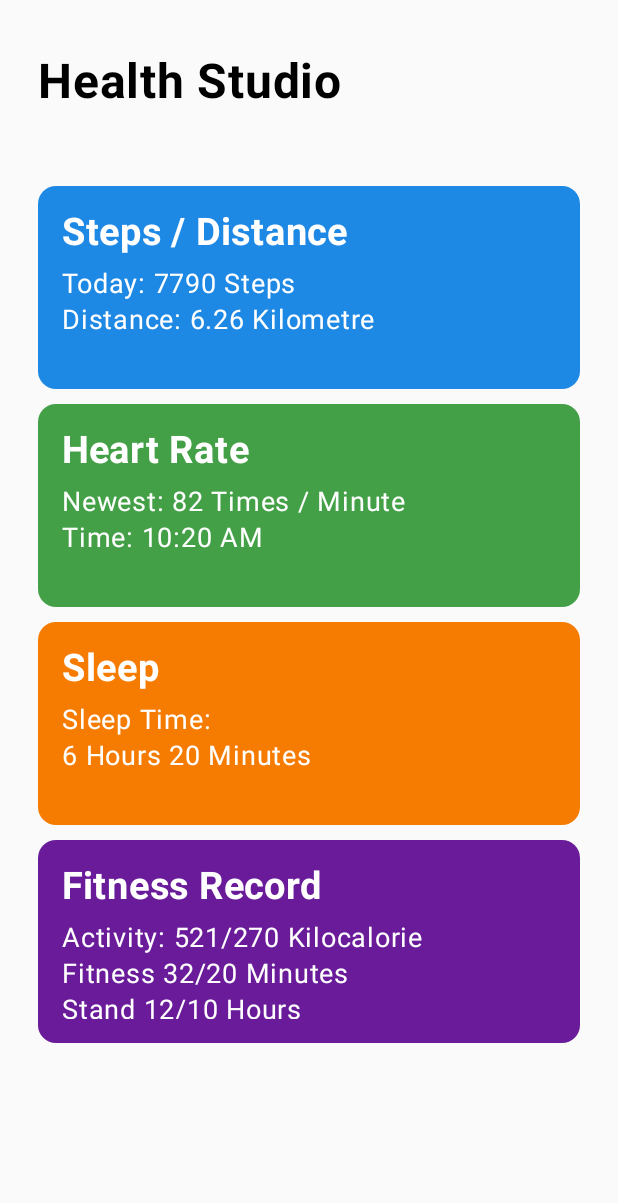
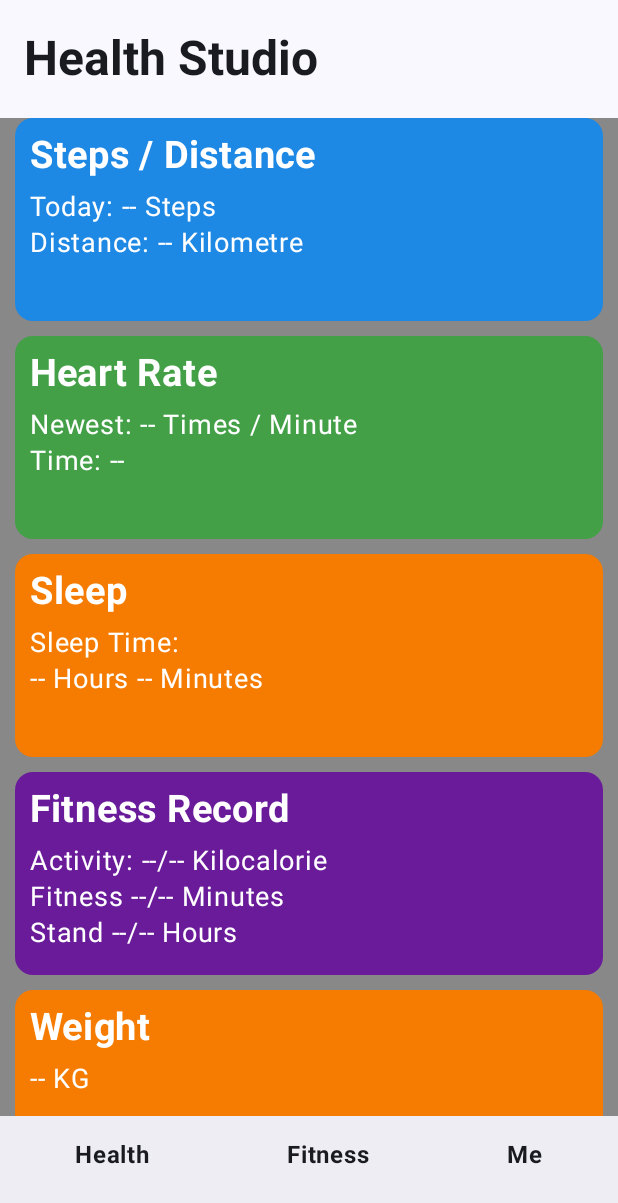
Before and after one commit to JiajunJiang-Oscar/CP3406_HealthStudio_App, an Android app built with Jetpack Compose: the screen it shows after launch (MainActivity), on a phone screen of 412 x 824 dp. Shown: the top 1203 px of the screen. Run offline under Robolectric (Android 15) with nearby library versions, the phone set to English and light mode, and no system bars.

Commit message:
Add top and bottom bars in UI

```diff
--- a/app/src/main/java/com/example/healthstudio/MainActivity.kt
+++ b/app/src/main/java/com/example/healthstudio/MainActivity.kt
@@ -1,12 +1,13 @@
 package com.example.healthstudio
 
-import android.content.Context
 import android.os.Bundle
 import androidx.activity.ComponentActivity
 import androidx.activity.compose.setContent
 import androidx.activity.enableEdgeToEdge
+import androidx.compose.foundation.background
 import androidx.compose.foundation.clickable
 import androidx.compose.foundation.layout.Arrangement
+import androidx.compose.foundation.layout.Box
 import androidx.compose.foundation.layout.Column
 import androidx.compose.foundation.layout.Row
 import androidx.compose.foundation.layout.Spacer
@@ -16,22 +17,22 @@ import androidx.compose.foundation.layout.height
 import androidx.compose.foundation.layout.padding
 import androidx.compose.foundation.lazy.LazyColumn
 import androidx.compose.foundation.lazy.items
+import androidx.compose.material3.BottomAppBar
 import androidx.compose.material3.Card
 import androidx.compose.material3.CardDefaults
+import androidx.compose.material3.ExperimentalMaterial3Api
+import androidx.compose.material3.Scaffold
 import androidx.compose.material3.Text
+import androidx.compose.material3.TopAppBar
 import androidx.compose.runtime.Composable
-import androidx.compose.runtime.getValue
-import androidx.compose.runtime.mutableStateOf
-import androidx.compose.runtime.remember
-import androidx.compose.runtime.setValue
 import androidx.compose.ui.Alignment
 import androidx.compose.ui.Modifier
 import androidx.compose.ui.graphics.Color
 import androidx.compose.ui.text.font.FontWeight
+import androidx.compose.ui.text.style.TextAlign
 import androidx.compose.ui.tooling.preview.Preview
 import androidx.compose.ui.unit.dp
 import androidx.compose.ui.unit.sp
-import androidx.core.content.ContextCompat
 import com.example.healthstudio.ui.theme.HealthStudioTheme
 
 class MainActivity : ComponentActivity() {
@@ -40,41 +41,55 @@ class MainActivity : ComponentActivity() {
         enableEdgeToEdge()
         setContent {
             HealthStudioTheme {
-                AppScreen(context = this)
+                Greeting()
             }
         }
     }
 }
 
 @Composable
-fun AppScreen(context: Context) {
-    var selectedTab by remember { mutableStateOf("Home") }
-
-    Column(
+fun Greeting() {
+    Scaffold(
+        topBar = { TopAppBarDemo() },
+        bottomBar = { BottomAppBarDemo() },
+        content = { paddingValues ->
+            Box (
                 modifier = Modifier
                     .fillMaxSize()
-            .padding(25.dp)
+                    .background(Color.Gray)
             ) {
+                LazyColumn (
+                    verticalArrangement = Arrangement.spacedBy(10.dp),
+                    modifier = Modifier
+                        .padding(paddingValues)
+                        .padding(horizontal = 10.dp)
+                        .background(Color.Gray.copy(alpha = 0.1f)),
+                    horizontalAlignment = Alignment.CenterHorizontally
+                ) {
+                    items(defaultHealthData()) { card ->
+                        CardBox(title = card.first, content = card.second, color = card.third)
+                    }
+                }
+            }
+        }
+    )
+}
+
+@OptIn(ExperimentalMaterial3Api::class)
+@Composable
+fun TopAppBarDemo() {
+    TopAppBar(
+        title = {
             Text(
-            text = "Health Studio",
+                text ="Health Studio",
                 fontSize = 32.sp,
                 fontWeight = FontWeight.Bold,
                 modifier = Modifier
-                .padding(bottom = 50.dp)
-                .padding(top = 10.dp)
+                    .padding(bottom = 20.dp)
+                    .padding(top = 20.dp)
             )
-        LazyColumn (
-            verticalArrangement = Arrangement.spacedBy(10.dp),
-            modifier = Modifier.fillMaxWidth()
-        ) {
-            items(getHealthData(context)) { card ->
-                CardBox(title = card.first, content = card.second, color = card.third)
         }
-        }
-        Spacer(modifier = Modifier.height(100.dp))
-        MenuButton(selectedTab, onTabSelected = { selectedTab = it })
-
-    }
+    )
 }
 
 @Composable
@@ -88,7 +103,7 @@ fun CardBox(title: String, content: String, color: Color) {
         Column(
             modifier = Modifier
                 .fillMaxSize()
-                .padding(16.dp)
+                .padding(10.dp)
         ) {
             Text(text = title, fontSize = 25.sp, color = Color.White, fontWeight = FontWeight.Bold)
             Spacer(modifier = Modifier.height(8.dp))
@@ -98,64 +113,22 @@ fun CardBox(title: String, content: String, color: Color) {
 }
 
 @Composable
-fun MenuButton(selectedTab: String, onTabSelected: (String) -> Unit) {
+fun BottomAppBarDemo() {
+    BottomAppBar {
         Row(
             modifier = Modifier
                 .fillMaxWidth()
-            .height(60.dp)
-            .padding(8.dp)
-            .clickable { /*TODO*/ },
-        horizontalArrangement = Arrangement.SpaceEvenly,
-        verticalAlignment = Alignment.CenterVertically
+                .height(56.dp),
+            horizontalArrangement = Arrangement.SpaceAround
         ) {
-        listOf("Home", "Fitness", "Settings").forEach { tab ->
-            Text(
-                text = tab,
-                fontSize = 18.sp,
-                fontWeight = if (tab == selectedTab) FontWeight.Bold else FontWeight.Normal,
-                color = if (tab == selectedTab) Color.Blue else Color.Black,
-                modifier = Modifier.clickable { onTabSelected(tab) }
-            )
+            Text("Health", Modifier.clickable { /* TODO: Change Page */ }
+                , fontWeight = FontWeight.Bold)
+            Text("Fitness", Modifier.clickable { /* TODO: Change Page */ }
+                , fontWeight = FontWeight.Bold)
+            Text("Me", Modifier.clickable { /* TODO: Change Page */ }
+                , fontWeight = FontWeight.Bold)
         }
     }
-}
-
-fun getHealthData(context: Context): List<Triple<String, String, Color>> {
-    val steps = 7790
-    val distance = 6.26
-    val heartRate = 82
-    val heartTime = "10:20 AM"
-    val sleepHours = 6
-    val sleepMinutes = 20
-    val activity = 521
-    val activityGoal = 270
-    val fitness = 32
-    val fitnessGoal = 20
-    val stand = 12
-    val standGoal = 10
-
-    return listOf(
-        Triple(
-            context.getString(R.string.steps_title),
-            context.getString(R.string.steps_content, steps, distance),
-            Color(ContextCompat.getColor(context, R.color.steps_color))
-        ),
-        Triple(
-            context.getString(R.string.heart_title),
-            context.getString(R.string.heart_content, heartRate, heartTime),
-            Color(ContextCompat.getColor(context, R.color.heart_color))
-        ),
-        Triple(
-            context.getString(R.string.sleep_title),
-            context.getString(R.string.sleep_content, sleepHours, sleepMinutes),
-            Color(ContextCompat.getColor(context, R.color.sleep_color))
-        ),
-        Triple(
-            context.getString(R.string.fitness_title),
-            context.getString(R.string.fitness_content, activity, activityGoal, fitness, fitnessGoal, stand, standGoal),
-            Color(ContextCompat.getColor(context, R.color.fitness_color))
-        )
-    )
 }
 
 fun defaultHealthData(): List<Triple<String, String, Color>> {
@@ -163,35 +136,16 @@ fun defaultHealthData(): List<Triple<String, String, Color>> {
         Triple("Steps / Distance", "Today: -- Steps\nDistance: -- Kilometre", Color(0xFF1E88E5)),
         Triple("Heart Rate", "Newest: -- Times / Minute\nTime: --", Color(0xFF43A047)),
         Triple("Sleep", "Sleep Time:\n-- Hours -- Minutes", Color(0xFFF57C00)),
-        Triple("Fitness Record", "Activity: --/-- Kilocalorie\nFitness --/-- Minutes\nStand --/-- Hours", Color(0xFF6A1B9A))
+        Triple("Fitness Record", "Activity: --/-- Kilocalorie\nFitness --/-- Minutes\nStand --/-- Hours", Color(0xFF6A1B9A)),
+        Triple("Weight","-- KG", Color(0xFFF57C00)),
+        Triple("Height","-- M", Color(0xFFF57C00))
     )
 }
 
 @Preview(showBackground = true)
 @Composable
-fun PreviewUserGUI() {
+fun GreetingPreview() {
     HealthStudioTheme {
-        Column(
-            modifier = Modifier
-                .fillMaxSize()
-                .padding(25.dp)
-        ) {
-            Text(
-                text = "Health Studio",
-                fontSize = 32.sp,
-                fontWeight = FontWeight.Bold,
-                modifier = Modifier
-                    .padding(bottom = 50.dp)
-                    .padding(top = 10.dp)
-            )
-            LazyColumn(
-                verticalArrangement = Arrangement.spacedBy(10.dp),
-                modifier = Modifier.fillMaxWidth()
-            ) {
-                items(defaultHealthData()) { card ->
-                    CardBox(title = card.first, content = card.second, color = card.third)
+        Greeting()
     }
 }
-        }
-    }
-}
```
Also changed, not shown: app/src/main/res/drawable/exercise_24dp_E8EAED_FILL0_wght400_GRAD0_opsz24.svg (deleted), app/src/main/res/drawable/heart_plus_24dp_E8EAED_FILL0_wght400_GRAD0_opsz24.svg (deleted), app/src/main/res/drawable/hotel_24dp_E8EAED_FILL0_wght400_GRAD0_opsz24.svg (deleted), app/src/main/res/drawable/steps_24dp_E8EAED_FILL0_wght400_GRAD0_opsz24.svg (deleted). Lines whose indentation alone changed are shown as unchanged.
